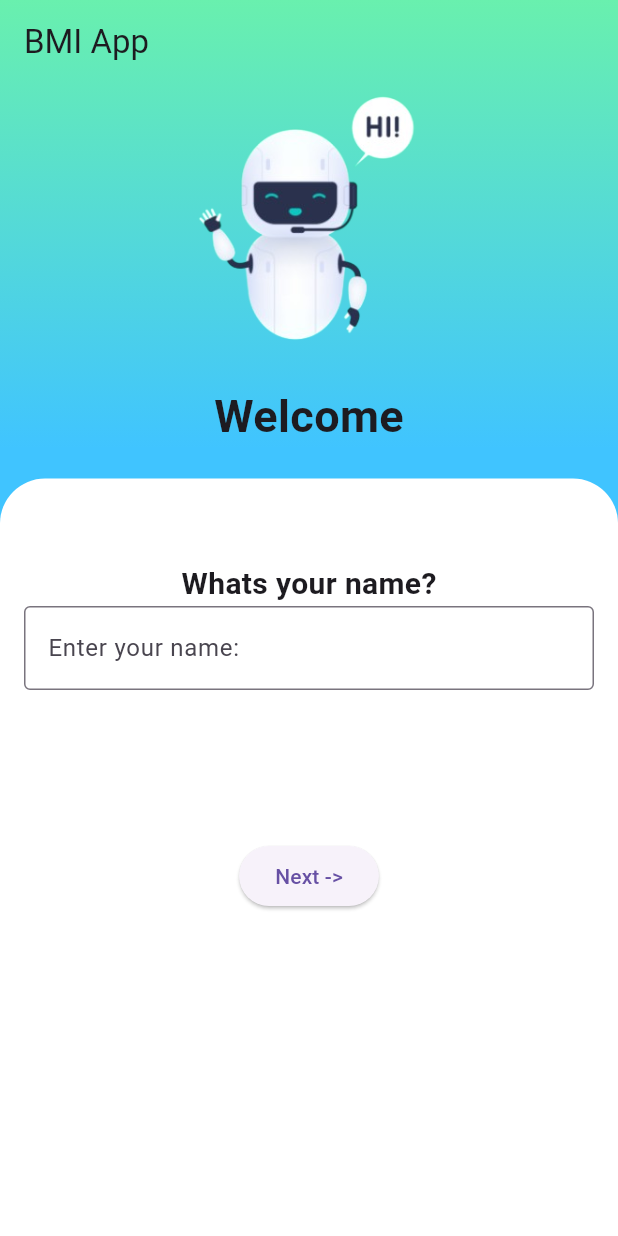
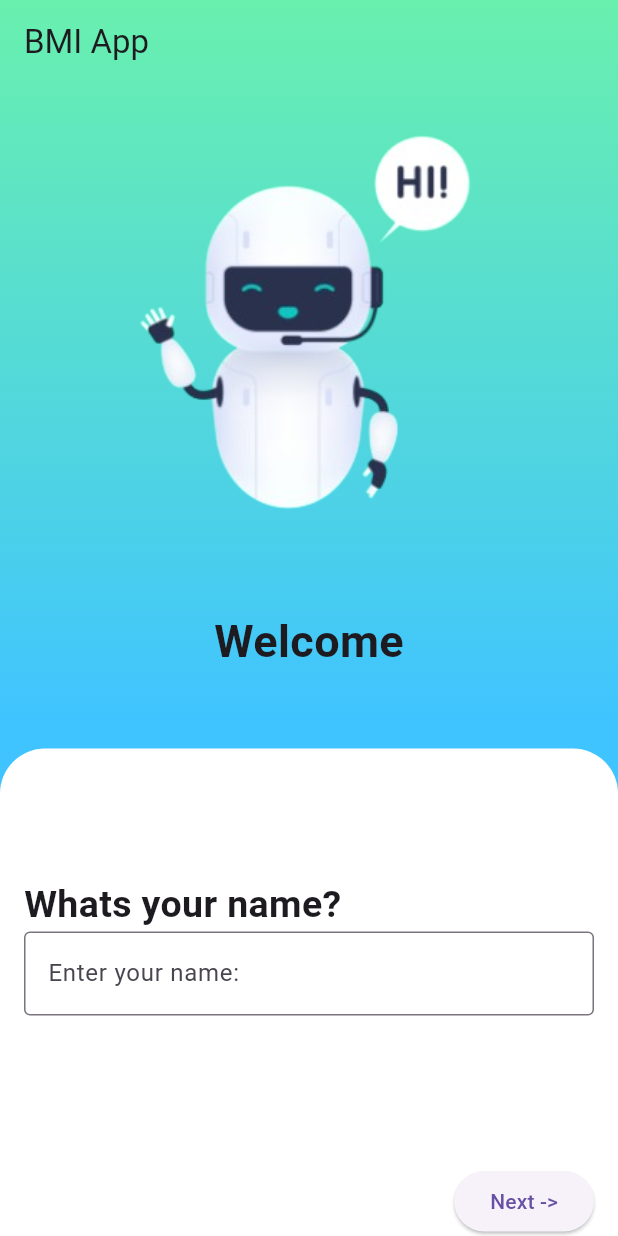
Before and after one commit to abbyXLr8/BMI_calculator, a Flutter app: the CreateApp screen opened directly, on a phone screen of 412 x 824 dp. Run offline on Flutter 3.47's test engine with Material 3 defaults, Android fonts, the phone set to English and light mode, and no system bars; statements that could not run were skipped.

```diff
--- a/lib/pages/create.dart
+++ b/lib/pages/details.dart
@@ -38,7 +38,7 @@ class _CreateAppState extends State<CreateApp> {
                   //Spacer(),
                   Container(
                     width: 300,
-                    height: 200,
+                    height: 350,
                     decoration: BoxDecoration(
                         image: DecorationImage(
                       image: AssetImage('assets/images/robot.png'),
@@ -48,6 +48,9 @@ class _CreateAppState extends State<CreateApp> {
                     'Welcome',
                     style: TextStyle(fontWeight: FontWeight.bold, fontSize: 30),
                   ),
+                  SizedBox(
+                    height: 30,
+                  )
                 ],
               ),
             ),
@@ -84,11 +87,14 @@ class WhiteContainer extends StatelessWidget {
           padding: const EdgeInsets.all(16.0),
           child: Column(
             children: [
-              SizedBox(height: 40, width: 10),
-              Text(
-                'Whats your name?',
-                textAlign: TextAlign.start,
-                style: TextStyle(fontWeight: FontWeight.bold, fontSize: 20),
+              SizedBox(height: 70, width: 10),
+              Align(
+                alignment: Alignment.centerLeft,
+                child: Text(
+                  'Whats your name?',
+                  textAlign: TextAlign.start,
+                  style: TextStyle(fontWeight: FontWeight.bold, fontSize: 25),
+                ),
               ),
               TextField(
                 controller: _controller,
@@ -97,7 +103,9 @@ class WhiteContainer extends StatelessWidget {
                     border: OutlineInputBorder()),
               ),
               SizedBox(height: 100),
-              ElevatedButton(
+              Align(
+                alignment: Alignment.bottomRight,
+                child: ElevatedButton(
                   onPressed: () {
                     final text = _controller.text;
                     if (text.isNotEmpty) {
@@ -109,7 +117,9 @@ class WhiteContainer extends StatelessWidget {
                       );
                     }
                   },
-                  child: Text('Next ->'))
+                  child: Text('Next ->'),
+                ),
+              )
             ],
           ),
         ),
```
Also changed, not shown: lib/pages/welcome.dart (+48 -4 lines), lib/pages/result.dart (added), lib/pages/result_page.dart (deleted).
